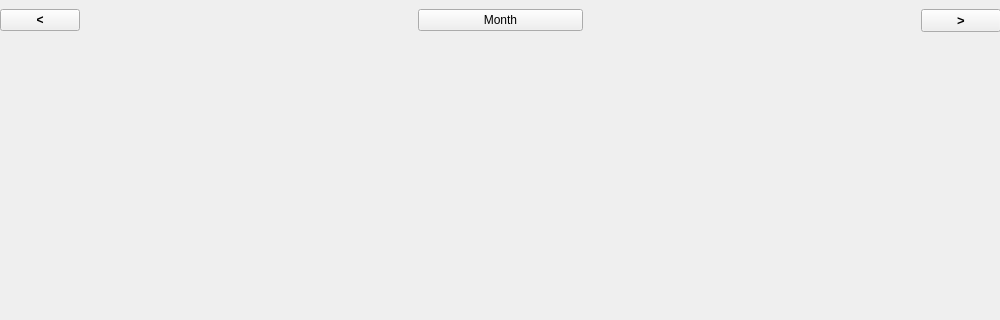
Before: the Qt Designer form design.ui in AngelVI13/RunningPlanner, drawn with Qt 5; both pictures show x 0 to 1000 and y 0 to 320 of the 1000 by 800 pixel window.
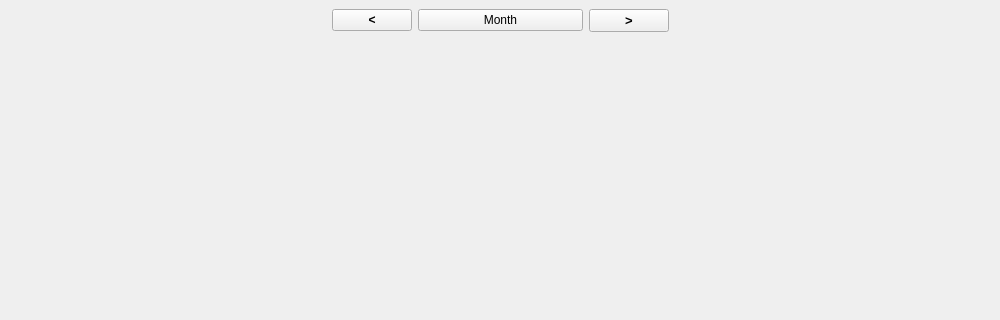
After: the same form once the commit is applied.

Diff of the .ui file:
```diff
--- a/design.ui
+++ b/design.ui
@@ -26,10 +26,10 @@
     <widget class="QWidget" name="gridLayoutWidget">
      <property name="geometry">
       <rect>
-       <x>0</x>
-       <y>40</y>
-       <width>1001</width>
-       <height>751</height>
+       <x>10</x>
+       <y>60</y>
+       <width>981</width>
+       <height>731</height>
       </rect>
      </property>
      <layout class="QGridLayout" name="gridLayout"/>
@@ -43,20 +43,7 @@
        <height>41</height>
       </rect>
      </property>
-     <layout class="QHBoxLayout" name="horizontalLayout" stretch="1,20,10,20,1">
-      <item>
-       <widget class="QPushButton" name="pushButton_3">
-        <property name="font">
-         <font>
-          <weight>75</weight>
-          <bold>true</bold>
-         </font>
-        </property>
-        <property name="text">
-         <string>&lt;</string>
-        </property>
-       </widget>
-      </item>
+     <layout class="QHBoxLayout" name="horizontalLayout" stretch="20,0,10,0,20">
       <item>
        <spacer name="horizontalSpacer">
         <property name="orientation">
@@ -71,27 +58,27 @@
        </spacer>
       </item>
       <item>
-       <widget class="QPushButton" name="pushButton_2">
+       <widget class="QPushButton" name="prevMonthButton">
+        <property name="font">
+         <font>
+          <weight>75</weight>
+          <bold>true</bold>
+         </font>
+        </property>
+        <property name="text">
+         <string>&lt;</string>
+        </property>
+       </widget>
+      </item>
+      <item>
+       <widget class="QPushButton" name="monthButton">
         <property name="text">
          <string>Month</string>
         </property>
        </widget>
       </item>
       <item>
-       <spacer name="horizontalSpacer_2">
-        <property name="orientation">
-         <enum>Qt::Horizontal</enum>
-        </property>
-        <property name="sizeHint" stdset="0">
-         <size>
-          <width>40</width>
-          <height>20</height>
-         </size>
-        </property>
-       </spacer>
-      </item>
-      <item>
-       <widget class="QPushButton" name="pushButton">
+       <widget class="QPushButton" name="nextMonthButton">
         <property name="font">
          <font>
           <pointsize>10</pointsize>
@@ -104,6 +91,19 @@
         </property>
        </widget>
       </item>
+      <item>
+       <spacer name="horizontalSpacer_2">
+        <property name="orientation">
+         <enum>Qt::Horizontal</enum>
+        </property>
+        <property name="sizeHint" stdset="0">
+         <size>
+          <width>40</width>
+          <height>20</height>
+         </size>
+        </property>
+       </spacer>
+      </item>
      </layout>
     </widget>
    </widget>
```
